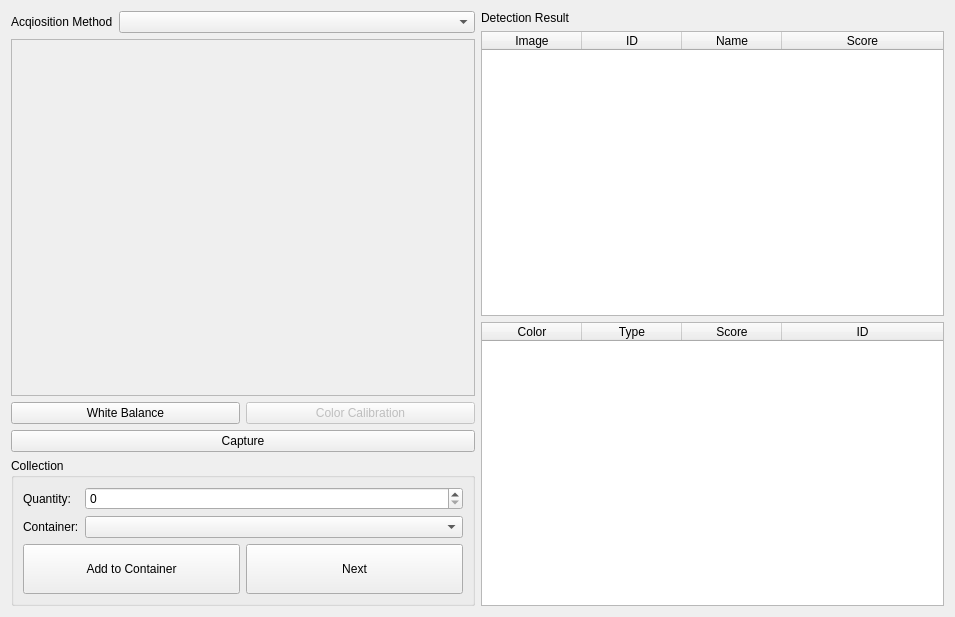
The window that ui/addFromCameraWidget.ui (Syadon/BrickCollectionManager) describes before a commit, drawn with Qt 5.
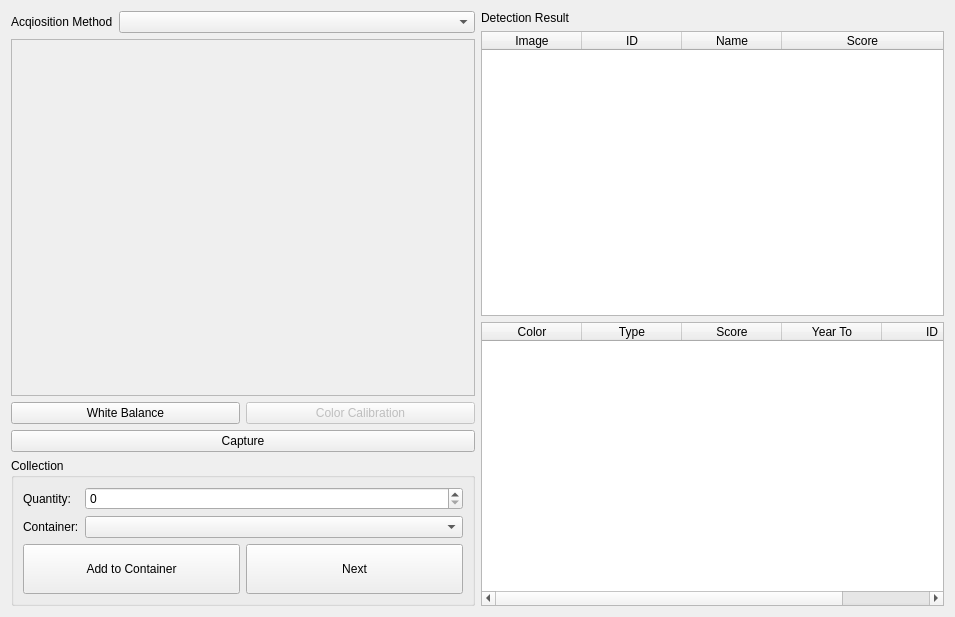
The same window after the commit.

Commit message: Year to colunm added to color list in add part with camera

Patch:
```diff
--- a/ui/addFromCameraWidget.ui
+++ b/ui/addFromCameraWidget.ui
@@ -242,6 +242,11 @@
              <string>Score</string>
             </property>
            </column>
+           <column>
+            <property name="text">
+             <string>Year To</string>
+            </property>
+           </column>
            <column>
             <property name="text">
              <string>ID</string>
```
The commit also changes 2 other files.
